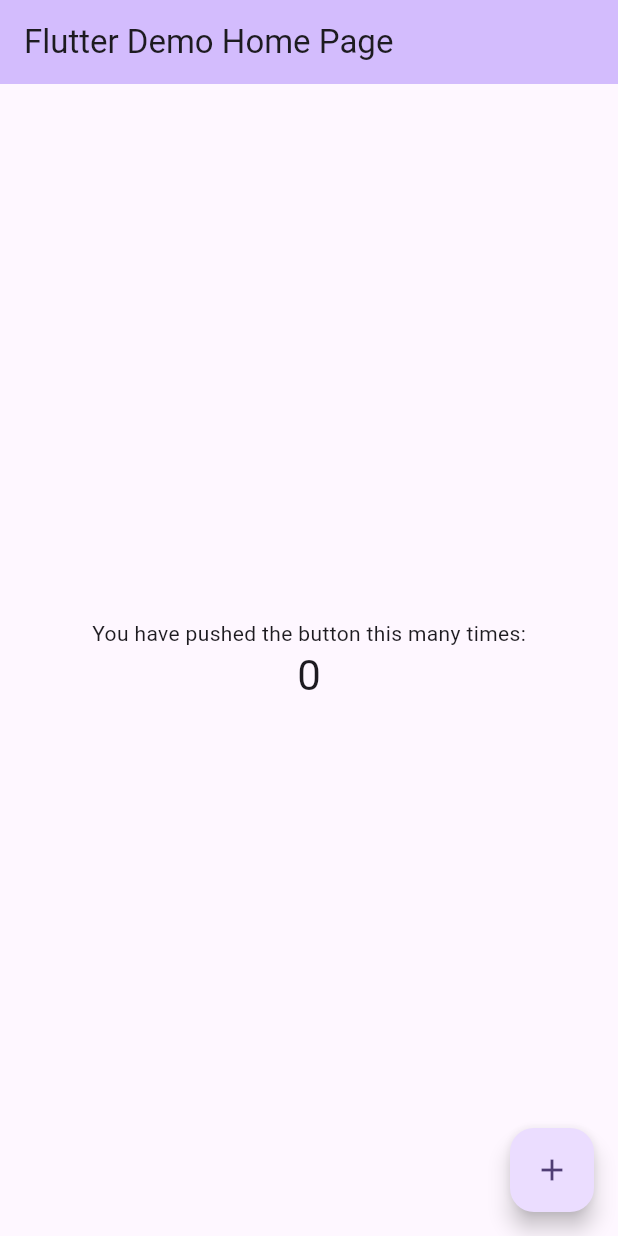
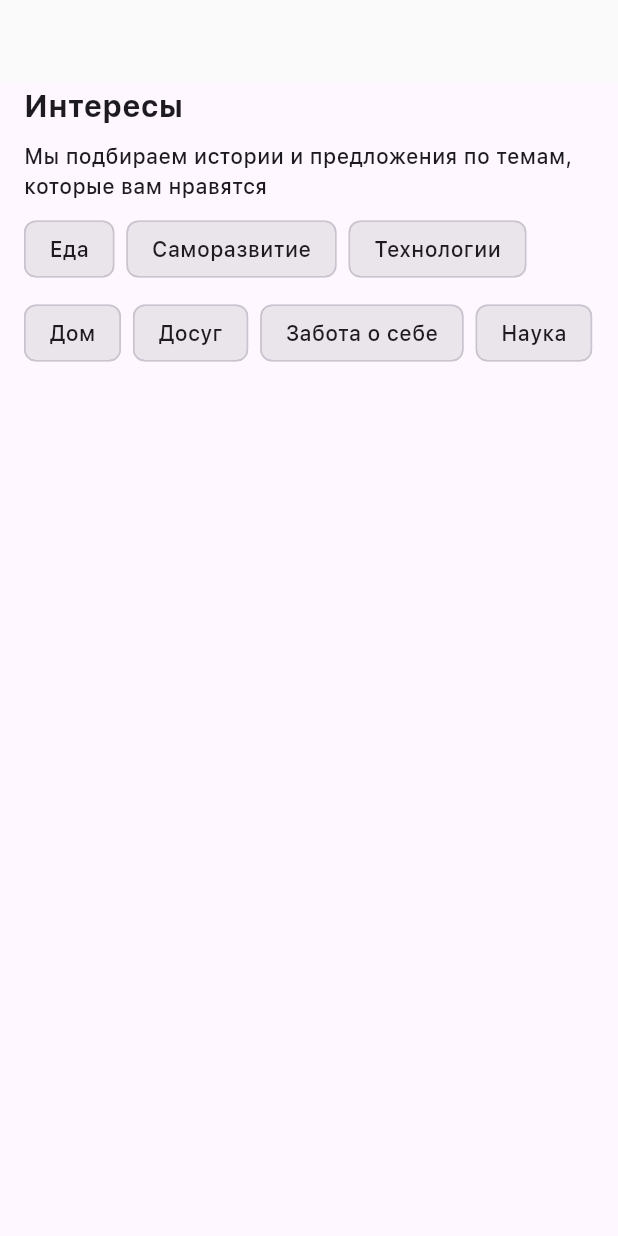
Before and after one commit to OlesiaShinkarenko/user_profile, a Flutter app: the screen it shows after launch, on a phone screen of 412 x 824 dp. Run offline on Flutter 3.47's test engine with Material 3 defaults, Android fonts, the phone set to English and light mode, and no system bars.

Commit message:
Added interest block

```diff
--- a/lib/main.dart
+++ b/lib/main.dart
@@ -1,4 +1,6 @@
 import 'package:flutter/material.dart';
+import 'package:user_profile/themes/theme.dart';
+import 'package:user_profile/string.dart' show Strings;
 
 void main() {
   runApp(const MyApp());
@@ -12,114 +14,74 @@ class MyApp extends StatelessWidget {
   Widget build(BuildContext context) {
     return MaterialApp(
       title: 'Flutter Demo',
-      theme: ThemeData(
-        // This is the theme of your application.
-        //
-        // TRY THIS: Try running your application with "flutter run". You'll see
-        // the application has a purple toolbar. Then, without quitting the app,
-        // try changing the seedColor in the colorScheme below to Colors.green
-        // and then invoke "hot reload" (save your changes or press the "hot
-        // reload" button in a Flutter-supported IDE, or press "r" if you used
-        // the command line to start the app).
-        //
-        // Notice that the counter didn't reset back to zero; the application
-        // state is not lost during the reload. To reset the state, use hot
-        // restart instead.
-        //
-        // This works for code too, not just values: Most code changes can be
-        // tested with just a hot reload.
-        colorScheme: ColorScheme.fromSeed(seedColor: Colors.deepPurple),
-        useMaterial3: true,
-      ),
-      home: const MyHomePage(title: 'Flutter Demo Home Page'),
+      theme: createTheme(),
+      home: const MyHomePage(),
     );
   }
 }
 
 class MyHomePage extends StatefulWidget {
-  const MyHomePage({super.key, required this.title});
-
-  // This widget is the home page of your application. It is stateful, meaning
-  // that it has a State object (defined below) that contains fields that affect
-  // how it looks.
-
-  // This class is the configuration for the state. It holds the values (in this
-  // case the title) provided by the parent (in this case the App widget) and
-  // used by the build method of the State. Fields in a Widget subclass are
-  // always marked "final".
-
-  final String title;
+  const MyHomePage({super.key});
 
   @override
   State<MyHomePage> createState() => _MyHomePageState();
 }
 
 class _MyHomePageState extends State<MyHomePage> {
-  int _counter = 0;
-
-  void _incrementCounter() {
-    setState(() {
-      // This call to setState tells the Flutter framework that something has
-      // changed in this State, which causes it to rerun the build method below
-      // so that the display can reflect the updated values. If we changed
-      // _counter without calling setState(), then the build method would not be
-      // called again, and so nothing would appear to happen.
-      _counter++;
-    });
-  }
+  final List<String> categories = [
+    Strings.category1,
+    Strings.category2,
+    Strings.category3,
+    Strings.category4,
+    Strings.category5,
+    Strings.category6,
+    Strings.category7,
+  ];
 
   @override
   Widget build(BuildContext context) {
-    // This method is rerun every time setState is called, for instance as done
-    // by the _incrementCounter method above.
-    //
-    // The Flutter framework has been optimized to make rerunning build methods
-    // fast, so that you can just rebuild anything that needs updating rather
-    // than having to individually change instances of widgets.
     return Scaffold(
       appBar: AppBar(
-        // TRY THIS: Try changing the color here to a specific color (to
-        // Colors.amber, perhaps?) and trigger a hot reload to see the AppBar
-        // change color while the other colors stay the same.
-        backgroundColor: Theme.of(context).colorScheme.inversePrimary,
-        // Here we take the value from the MyHomePage object that was created by
-        // the App.build method, and use it to set our appbar title.
-        title: Text(widget.title),
+        backgroundColor: Theme.of(context).appBarTheme.backgroundColor,
       ),
-      body: Center(
-        // Center is a layout widget. It takes a single child and positions it
-        // in the middle of the parent.
+      body: Container(
+        padding: const EdgeInsets.only(left: 16, bottom: 0, right: 16, top: 0),
+        color: Theme.of(context).backgroundColor,
         child: Column(
-          // Column is also a layout widget. It takes a list of children and
-          // arranges them vertically. By default, it sizes itself to fit its
-          // children horizontally, and tries to be as tall as its parent.
-          //
-          // Column has various properties to control how it sizes itself and
-          // how it positions its children. Here we use mainAxisAlignment to
-          // center the children vertically; the main axis here is the vertical
-          // axis because Columns are vertical (the cross axis would be
-          // horizontal).
-          //
-          // TRY THIS: Invoke "debug painting" (choose the "Toggle Debug Paint"
-          // action in the IDE, or press "p" in the console), to see the
-          // wireframe for each widget.
-          mainAxisAlignment: MainAxisAlignment.center,
+          textDirection: TextDirection.ltr,
+          crossAxisAlignment: CrossAxisAlignment.start,
           children: <Widget>[
-            const Text(
-              'You have pushed the button this many times:',
+            Text(
+              Strings.title3,
+              textDirection: TextDirection.ltr,
+              style: Theme.of(context).textTheme.titleMedium,
+              selectionColor: Theme.of(context).scaffoldBackgroundColor,
             ),
-            Text(
-              '$_counter',
-              style: Theme.of(context).textTheme.headlineMedium,
+            Padding(
+              padding: const EdgeInsets.only(top: 8),
+              child: Text(
+                Strings.description3,
+                textDirection: TextDirection.ltr,
+                style: Theme.of(context).textTheme.bodyMedium,
+                selectionColor: Theme.of(context).hintColor,
+              ),
             ),
+            Padding(
+                padding: const EdgeInsets.only(top: 8),
+                child: Wrap(
+                  spacing: 8.0,
+                  runSpacing: 8.0,
+                  children: categories
+                      .map((category) => Chip(
+                              label: Text(
+                            category,
+                            style: Theme.of(context).textTheme.bodyMedium,
+                          )))
+                      .toList(),
+                ))
           ],
         ),
       ),
-      floatingActionButton: FloatingActionButton(
-        onPressed: _incrementCounter,
-        tooltip: 'Increment',
-        child: const Icon(Icons.add),
-      ), // This trailing comma makes auto-formatting nicer for build methods.
     );
   }
 }
```
